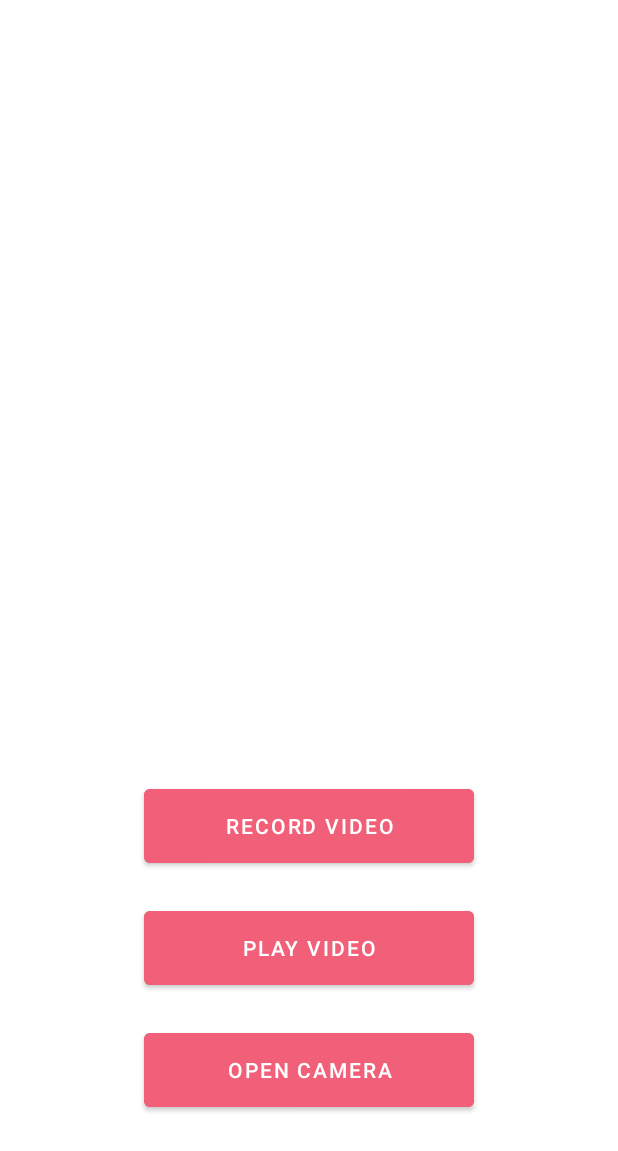
After one commit to syedmhdarif/AivieV3, an Android app: the Activity_editing screen opened directly, with no data from a screen before it, on a phone screen of 412 x 824 dp. The commit adds this screen. Shown: the top 1151 px of the screen. Run offline under Robolectric (Android 15) with nearby library versions, the phone set to English and light mode, and no system bars.

Commit message:
editing and recording

```diff
--- /dev/null
+++ b/app/src/main/java/com/example/aivieapp/Activity_editing.java
@@ -0,0 +1,109 @@
+package com.example.aivieapp;
+
+import androidx.annotation.Nullable;
+import androidx.appcompat.app.AppCompatActivity;
+import androidx.core.app.ActivityCompat;
+import androidx.core.content.ContextCompat;
+
+import android.Manifest;
+import android.annotation.SuppressLint;
+import android.content.Intent;
+import android.content.pm.PackageManager;
+import android.graphics.Bitmap;
+import android.net.Uri;
+import android.os.Bundle;
+import android.provider.MediaStore;
+import android.view.View;
+import android.widget.Button;
+import android.widget.ImageView;
+import android.widget.VideoView;
+
+public class Activity_editing extends AppCompatActivity {
+
+    private static int VIDEO_REQUEST = 101;
+    private Uri videoUri = null;
+    Button btn_open;
+    ImageView imageView;
+    Button recordvideo;
+
+
+
+    @SuppressLint("WrongViewCast")
+    @Override
+    protected void onCreate(Bundle savedInstanceState) {
+
+        super.onCreate(savedInstanceState);
+        setContentView(R.layout.activity_editing);
+
+        imageView = findViewById(R.id.image_View);
+        btn_open = findViewById(R.id.btn_open);
+        recordvideo = findViewById(R.id.recordvideo);
+
+        if (ContextCompat.checkSelfPermission(Activity_editing.this, Manifest.permission.CAMERA) != PackageManager.PERMISSION_GRANTED){
+            ActivityCompat.requestPermissions(Activity_editing.this,
+                    new String[]{
+                            Manifest.permission.CAMERA
+                    }, 100);
+        }
+
+        btn_open.setOnClickListener(new View.OnClickListener() {
+            @Override
+            public void onClick(View v) {
+                Intent intent = new Intent(MediaStore.ACTION_IMAGE_CAPTURE);
+                startActivityForResult(intent, 100);
+            }
+        });
+
+//        if (ContextCompat.checkSelfPermission(Activity_editing.this, Manifest.permission.CAMERA) != PackageManager.PERMISSION_GRANTED){
+//            ActivityCompat.requestPermissions(Activity_editing.this,
+//                    new String[]{
+//                            Manifest.permission.CAMERA
+//                    }, 100);
+//        }
+//
+//        recordvideo.setOnClickListener(new View.OnClickListener() {
+//            @Override
+//            public void onClick(View v) {
+//                Intent intent = new Intent(MediaStore.ACTION_VIDEO_CAPTURE);
+//                startActivityForResult(intent, 100);
+//            }
+//        });
+
+    }
+
+
+    @Override
+    protected void onActivityResult(int requestCode, int resultCode, @Nullable Intent data) {
+
+        super.onActivityResult(requestCode, resultCode, data);
+        if (requestCode == VIDEO_REQUEST && resultCode == RESULT_OK && data != null) {
+            videoUri = data.getData();
+//            Uri uri = data.getData();
+//            Intent intent = new Intent(this, Activity_playvideo.class);
+//            intent.putExtra("uri",uri.toString());
+//            startActivity(intent);
+
+        }
+
+        if (requestCode == 100) {
+            Bitmap captureImage = (Bitmap) data.getExtras().get("data");
+            imageView.setImageBitmap(captureImage);
+        }
+    }
+
+    public void captureVideo(View view) {
+        Intent videoIntent = new Intent(MediaStore.ACTION_VIDEO_CAPTURE);
+
+        if (videoIntent.resolveActivity(getPackageManager()) !=null){
+            startActivityForResult(videoIntent, VIDEO_REQUEST);
+        }
+    }
+
+    public void playVideo(View view) {
+        Intent playIntent = new Intent(this,Activity_playvideo.class);
+        playIntent.putExtra("videoUri", videoUri.toString());
+        startActivity(playIntent);
+    }
+
+
+}
--- /dev/null
+++ b/app/src/main/res/layout/activity_editing.xml
@@ -0,0 +1,78 @@
+<?xml version="1.0" encoding="utf-8"?>
+<LinearLayout xmlns:android="http://schemas.android.com/apk/res/android"
+    xmlns:app="http://schemas.android.com/apk/res-auto"
+    xmlns:tools="http://schemas.android.com/tools"
+    android:layout_width="match_parent"
+    android:layout_height="match_parent"
+    android:orientation="vertical"
+    android:id="@+id/linearlayout"
+    tools:context=".Activity_editing">
+
+    <ScrollView
+        android:id="@+id/scrollview2"
+        android:layout_width="match_parent"
+        android:layout_height="match_parent">
+
+        <androidx.constraintlayout.widget.ConstraintLayout
+            android:layout_width="match_parent"
+            android:layout_height="1200dp">
+
+
+            <ImageView
+                android:id="@+id/image_View"
+                android:layout_width="match_parent"
+                android:layout_height="500dp"
+                android:layout_weight="1"
+
+                app:layout_constraintEnd_toEndOf="parent"
+                app:layout_constraintStart_toStartOf="parent"
+
+                app:layout_constraintTop_toTopOf="parent"
+                tools:ignore="Suspicious0dp" />
+
+            <Button
+                android:id="@+id/btn_open"
+                android:layout_width="220dp"
+                android:layout_height="61dp"
+                android:layout_gravity="center"
+                android:backgroundTint="#F15F79"
+                android:text="open camera"
+                app:layout_constraintBottom_toBottomOf="parent"
+                app:layout_constraintEnd_toEndOf="parent"
+                app:layout_constraintStart_toStartOf="parent" />
+
+            <Button
+                android:id="@+id/recordvideo"
+                android:layout_width="220dp"
+                android:layout_height="61dp"
+                android:layout_gravity="center"
+                android:layout_marginTop="20dp"
+                android:layout_marginBottom="20dp"
+                android:backgroundTint="#F15F79"
+                android:onClick="captureVideo"
+                android:text="record video"
+                app:layout_constraintBottom_toTopOf="@+id/playvideo"
+                app:layout_constraintEnd_toEndOf="parent"
+                app:layout_constraintStart_toStartOf="parent"
+                app:layout_constraintTop_toBottomOf="@+id/image_View" />
+
+            <Button
+                android:id="@+id/playvideo"
+                android:layout_width="220dp"
+                android:layout_height="61dp"
+                android:layout_gravity="center"
+                android:layout_marginBottom="20dp"
+                android:backgroundTint="#F15F79"
+                android:onClick="playVideo"
+                android:text="play video"
+                app:layout_constraintBottom_toTopOf="@+id/btn_open"
+                app:layout_constraintEnd_toEndOf="parent"
+                app:layout_constraintStart_toStartOf="parent" />
+
+
+        </androidx.constraintlayout.widget.ConstraintLayout>
+
+
+    </ScrollView>
+
+</LinearLayout>
--- a/app/src/main/res/layout/activity_home.xml
+++ b/app/src/main/res/layout/activity_home.xml
@@ -6,6 +6,8 @@
     android:layout_height="match_parent"
     android:background="#ffffff"
     tools:context=".Activity_home">
+
+
 
         <FrameLayout
             android:id="@+id/container"
@@ -42,6 +44,7 @@
             app:layout_anchor="@id/bottomAppBar"
             android:layout_alignParentStart="true"
 
+
                 app:backgroundTint="#F15F79"
 
             android:elevation="4dp"
```
Also changed, not shown: app/src/main/AndroidManifest.xml (+19 -0 lines), app/src/main/java/com/example/aivieapp/Activity_Editpage.java (added, +84 -0 lines), app/src/main/java/com/example/aivieapp/Activity_home.java (+53 -0 lines), app/src/main/java/com/example/aivieapp/Activity_playvideo.java (added, +53 -0 lines), app/src/main/java/com/example/aivieapp/Home.java (+90 -4 lines), app/src/main/res/layout/activity_editpage.xml (added, +38 -0 lines), app/src/main/res/layout/activity_playvideo.xml (added, +29 -0 lines).
